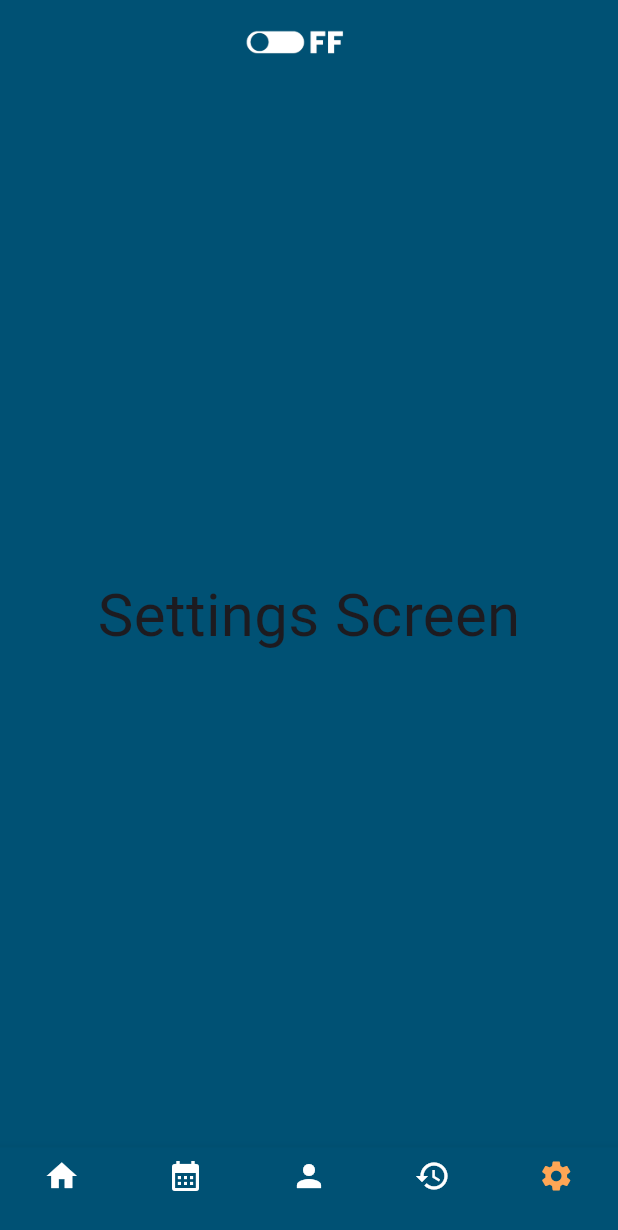
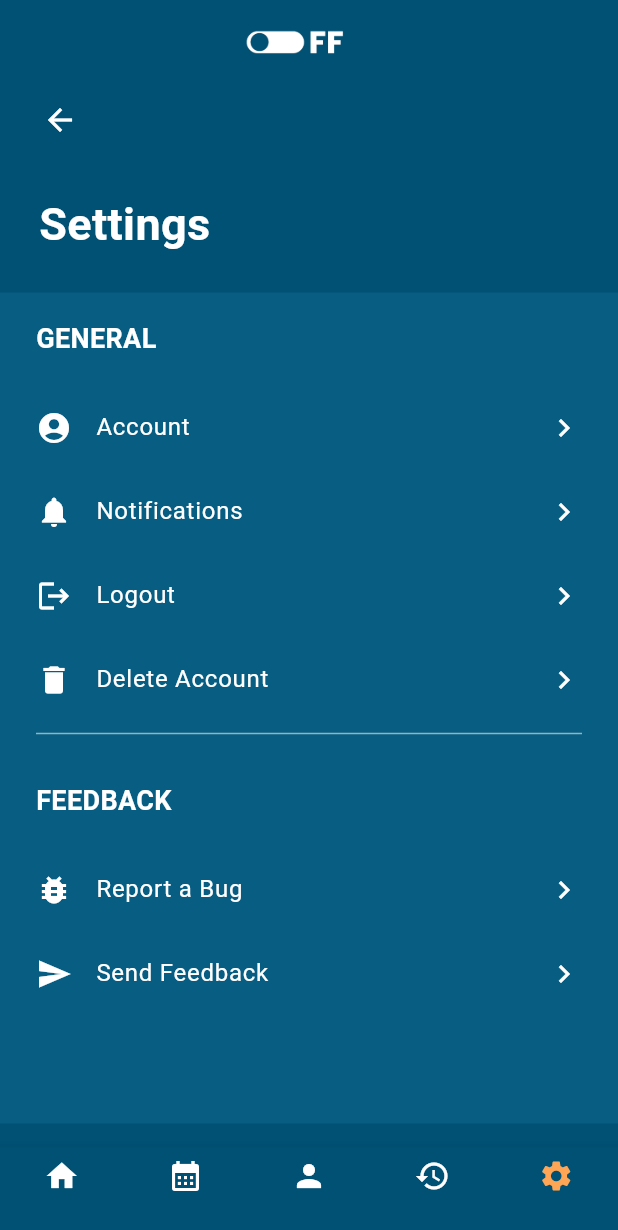
Before and after one commit to jraemakers/industry-project-krom2, a Flutter app: the screen it shows after launch, item 5 of the bottom bar chosen, on a phone screen of 412 x 824 dp. Shown: the top 1230 px of the screen. Run offline on Flutter 3.47's test engine with Material 3 defaults, Android fonts, the phone set to English and light mode, and no system bars; our stand-ins replace shared_preferences.

Commit message:
changed name and it is now the last page on the navbar

```diff
--- a/escape/lib/screens/home_screen.dart
+++ b/escape/lib/screens/home_screen.dart
@@ -1,6 +1,6 @@
 import 'package:escape/screens/diary_form_screen.dart';
 import 'package:escape/screens/diary_history_screen.dart';
-import 'package:escape/screens/profile_screen.dart';
+import 'package:escape/screens/setting_screen.dart';
 import 'package:escape/screens/home_temp.dart';
 import 'package:flutter/material.dart';
 
@@ -22,11 +22,14 @@ class _HomeState extends State<Home> {
       'Calendar Screen',
       style: TextStyle(fontSize: 40),
     ))),
-    ProfileScreen(),
-    DiaryHistory(),
     Container(
         child: Center(
-            child: Text('Settings Screen', style: TextStyle(fontSize: 40)))),
+            child: Text(
+      'test',
+      style: TextStyle(fontSize: 40),
+    ))),
+    DiaryHistory(),
+    SettingScreen(),
   ];
 
   void _onItemTapped(int index) {
--- a/escape/lib/screens/profile_screen.dart
+++ /dev/null
@@ -1,58 +0,0 @@
-import 'package:flutter/material.dart';
-
-class ProfileScreen extends StatelessWidget {
-  @override
-  Widget build(BuildContext context) {
-    return Scaffold(
-      backgroundColor: const Color(0xFF005174),
-      body: SafeArea(
-        child: Column(
-          crossAxisAlignment: CrossAxisAlignment.start,
-          children: [
-            // ---------------> Arrow Icon
-            Row(
-              children: [
-                Padding(
-                  padding: const EdgeInsets.only(left: 16.0),
-                  child: IconButton(
-                    icon: const Icon(Icons.arrow_back, color: Colors.white),
-                    onPressed: () {
-                      Navigator.pop(context);
-                    },
-                  ),
-                ),
-              ],
-            ),
-            // ---------------> Settings Text
-            Padding(
-              padding: const EdgeInsets.only(left: 26.0, top: 24.0, bottom: 24.0),
-              child: const Text(
-                'Settings',
-                style: TextStyle(
-                  fontSize: 30,
-                  fontWeight: FontWeight.bold,
-                  color: Colors.white,
-                ),
-              ),
-            ),
-            // ---------------> LightBlue Container
-            Expanded(
-              child: Padding(
-                padding: const EdgeInsets.only(bottom: 16.0),
-                child: Container(
-                  color: const Color(0xFF075D82),
-                ),
-              ),
-            ),
-          ],
-        ),
-      ),
-    );
-  }
-}
-
-void main() {
-  runApp(MaterialApp(
-    home: ProfileScreen(),
-  ));
-}
--- /dev/null
+++ b/escape/lib/screens/setting_screen.dart
@@ -0,0 +1,157 @@
+import 'package:flutter/material.dart';
+
+class SettingScreen extends StatelessWidget {
+  @override
+  Widget build(BuildContext context) {
+    return Scaffold(
+      backgroundColor: const Color(0xFF005174),
+      body: SafeArea(
+        child: Column(
+          crossAxisAlignment: CrossAxisAlignment.start,
+          children: [
+            // ---------------> Arrow Icon
+            Row(
+              children: [
+                Padding(
+                  padding: const EdgeInsets.only(left: 16.0),
+                  child: IconButton(
+                    icon: const Icon(Icons.arrow_back, color: Colors.white),
+                    onPressed: () {
+                      Navigator.pop(context);
+                    },
+                  ),
+                ),
+              ],
+            ),
+            // ---------------> Settings Text
+            Padding(
+              padding: const EdgeInsets.only(left: 26.0, top: 24.0, bottom: 24.0),
+              child: const Text(
+                'Settings',
+                style: TextStyle(
+                  fontSize: 30,
+                  fontWeight: FontWeight.bold,
+                  color: Colors.white,
+                ),
+              ),
+            ),
+            // ---------------> LightBlue Container
+            Expanded(
+              child: Padding(
+                padding: const EdgeInsets.only(bottom: 16.0),
+                child: Container(
+                  color: const Color(0xFF075D82),
+                  child: ListView(
+                    children: [
+                      Padding(
+                        padding: const EdgeInsets.symmetric(horizontal: 24.0, vertical: 18.0),
+                        child: const Text(
+                          'GENERAL',
+                          style: TextStyle(
+                            fontSize: 18,
+                            fontWeight: FontWeight.bold,
+                            color: Colors.white,
+                          ),
+                        ),
+                      ),
+                      ListTile(
+                        leading: Padding(
+                          padding: const EdgeInsets.only(left: 8.0),
+                          child: Icon(Icons.account_circle, color: Colors.white),
+                        ),
+                        title: Text('Account', style: TextStyle(color: Colors.white)),
+                        trailing: Icon(Icons.chevron_right, color: Colors.white),
+                        onTap: () {
+                          // Navigate to account settings
+                        },
+                      ),
+                      ListTile(
+                        leading: Padding(
+                          padding: const EdgeInsets.only(left: 8.0),
+                          child: Icon(Icons.notifications, color: Colors.white),
+                        ),
+                        title: Text('Notifications', style: TextStyle(color: Colors.white)),
+                        trailing: Icon(Icons.chevron_right, color: Colors.white),
+                        onTap: () {
+                          // Navigate to notification settings
+                        },
+                      ),
+                      ListTile(
+                        leading: Padding(
+                          padding: const EdgeInsets.only(left: 8.0),
+                          child: Icon(Icons.logout, color: Colors.white),
+                        ),
+                        title: Text('Logout', style: TextStyle(color: Colors.white)),
+                        trailing: Icon(Icons.chevron_right, color: Colors.white),
+                        onTap: () {
+                          // Handle logout
+                        },
+                      ),
+                      ListTile(
+                        leading: Padding(
+                          padding: const EdgeInsets.only(left: 8.0),
+                          child: Icon(Icons.delete, color: Colors.white),
+                        ),
+                        title: Text('Delete Account', style: TextStyle(color: Colors.white)),
+                        trailing: Icon(Icons.chevron_right, color: Colors.white),
+                        onTap: () {
+                          // Handle delete account
+                        },
+                      ),
+                      Padding(
+                        padding: const EdgeInsets.symmetric(horizontal: 24.0),
+                        child: Divider(
+                          color: Colors.white54,
+                          thickness: 1.0,
+                        ),
+                      ),
+                      Padding(
+                        padding: const EdgeInsets.only(top: 24.0, left: 24.0, right: 24.0, bottom: 18.0),
+                        child: const Text(
+                          'FEEDBACK',
+                          style: TextStyle(
+                            fontSize: 18,
+                            fontWeight: FontWeight.bold,
+                            color: Colors.white,
+                          ),
+                        ),
+                      ),
+                      ListTile(
+                        leading: Padding(
+                          padding: const EdgeInsets.only(left: 8.0),
+                          child: Icon(Icons.bug_report, color: Colors.white),
+                        ),
+                        title: Text('Report a Bug', style: TextStyle(color: Colors.white)),
+                        trailing: Icon(Icons.chevron_right, color: Colors.white),
+                        onTap: () {
+                          // Navigate to report a bug
+                        },
+                      ),
+                      ListTile(
+                        leading: Padding(
+                          padding: const EdgeInsets.only(left: 8.0),
+                          child: Icon(Icons.send, color: Colors.white),
+                        ),
+                        title: Text('Send Feedback', style: TextStyle(color: Colors.white)),
+                        trailing: Icon(Icons.chevron_right, color: Colors.white),
+                        onTap: () {
+                          // Navigate to send feedback
+                        },
+                      ),
+                    ],
+                  ),
+                ),
+              ),
+            ),
+          ],
+        ),
+      ),
+    );
+  }
+}
+
+void main() {
+  runApp(MaterialApp(
+    home: SettingScreen(),
+  ));
+}
```
